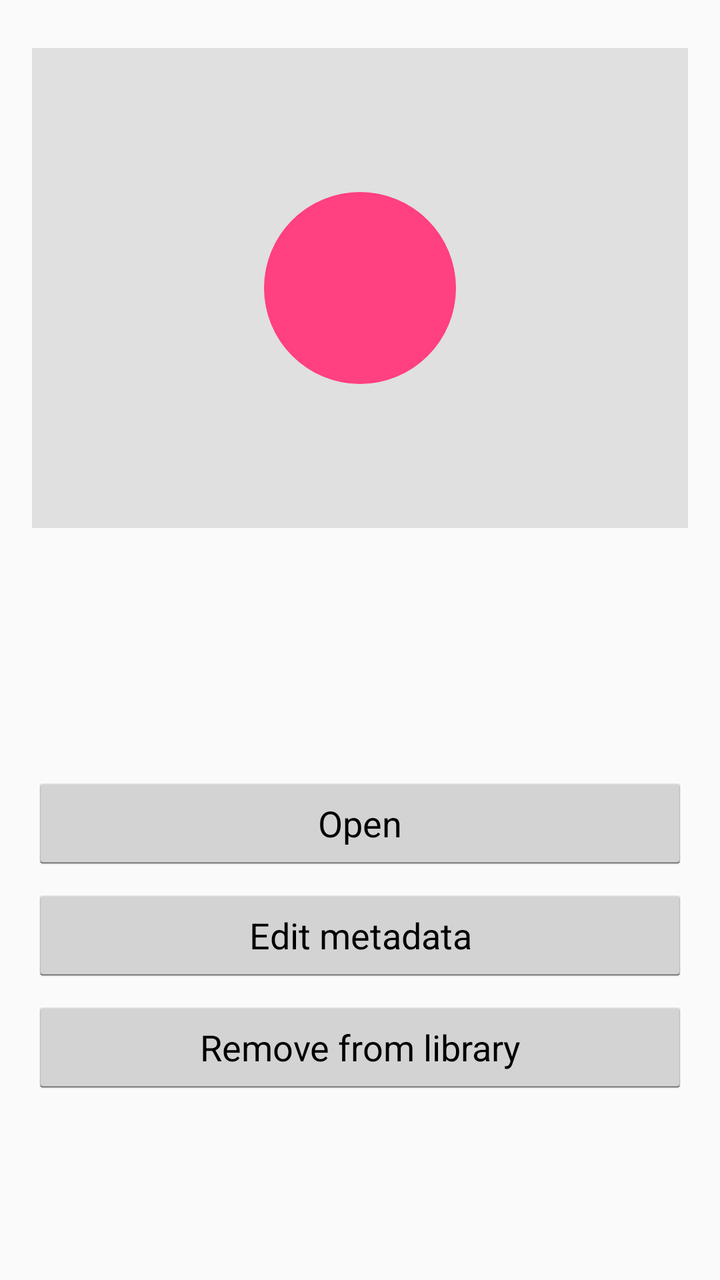
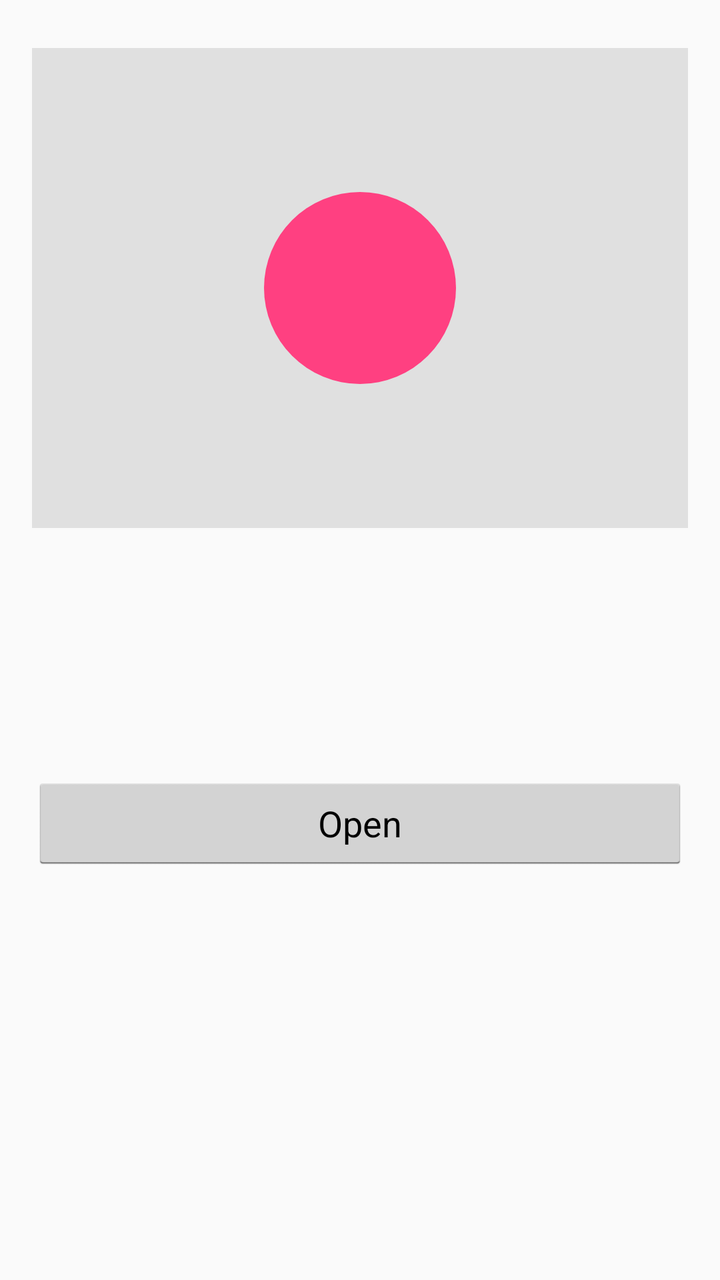

Screens rendered from an Android XML layout before and after an edit, with the pre-edit source and the edit as a unified diff.
<!-- AndroidManifest.xml: application theme AppTheme -->
<!-- res/layout/activity_detail.xml -->
<?xml version="1.0" encoding="utf-8"?>
<ScrollView xmlns:android="http://schemas.android.com/apk/res/android"
    android:layout_width="match_parent"
    android:layout_height="match_parent">

    <LinearLayout
        android:layout_width="match_parent"
        android:layout_height="wrap_content"
        android:orientation="vertical"
        android:padding="16dp">

        
        <FrameLayout
            android:layout_width="match_parent"
            android:layout_height="240dp"
            android:layout_marginTop="8dp"
            android:background="@color/cover_bg">

            <TextView
                android:id="@+id/detail_initial"
                android:layout_width="96dp"
                android:layout_height="96dp"
                android:layout_gravity="center"
                android:gravity="center"
                android:textColor="@color/white"
                android:background="@drawable/bg_circle"
                android:textSize="40sp"
                android:textStyle="bold" />

            <ImageView
                android:id="@+id/detail_cover"
                android:layout_width="match_parent"
                android:layout_height="match_parent"
                android:scaleType="fitCenter"
                android:contentDescription="Cover" />
        </FrameLayout>

        <TextView
            android:id="@+id/detail_title"
            android:layout_width="match_parent"
            android:layout_height="wrap_content"
            android:textSize="22sp"
            android:textStyle="bold"
            android:textColor="#202020" />

        <TextView
            android:id="@+id/detail_author"
            android:layout_width="match_parent"
            android:layout_height="wrap_content"
            android:textSize="15sp"
            android:textColor="#606060"
            android:layout_marginTop="4dp" />

        <TextView
            android:id="@+id/detail_file"
            android:layout_width="match_parent"
            android:layout_height="wrap_content"
            android:textSize="12sp"
            android:textColor="#909090"
            android:layout_marginTop="4dp" />

        <TextView
            android:id="@+id/detail_other"
            android:layout_width="match_parent"
            android:layout_height="wrap_content"
            android:textSize="13sp"
            android:textColor="#707070"
            android:layout_marginTop="8dp" />

        <Button
            android:id="@+id/btn_open"
            android:layout_width="match_parent"
            android:layout_height="wrap_content"
            android:text="@string/open"
            android:layout_marginTop="24dp" />

        <Button
            android:id="@+id/btn_edit"
            android:layout_width="match_parent"
            android:layout_height="wrap_content"
            android:text="@string/edit_meta"
            android:layout_marginTop="8dp" />

        <Button
            android:id="@+id/btn_delete"
            android:layout_width="match_parent"
            android:layout_height="wrap_content"
            android:text="@string/delete"
            android:layout_marginTop="8dp" />
    </LinearLayout>
</ScrollView>
<!-- resources referenced by this layout -->
<resources>
  <color name="cover_bg">#E0E0E0</color>
  <color name="white">#FFFFFF</color>
  <!-- drawable bg_circle (drawable) -->
  <?xml version="1.0" encoding="utf-8"?>
  <shape xmlns:android="http://schemas.android.com/apk/res/android"
      android:shape="oval">
      <solid android:color="@color/colorAccent" />
  </shape>
  <string name="delete">Remove from library</string>
  <string name="edit_meta">Edit metadata</string>
  <string name="open">Open</string>
  <style name="AppTheme" parent="android:Theme.Holo.Light">
          <item name="android:windowBackground">@color/windowBackground</item>
      </style>
  <color name="colorAccent">#FF4081</color>
  <color name="windowBackground">#FAFAFA</color>
</resources>

<!-- the commit's change to res/layout/activity_detail.xml (unified diff, before → after) -->
@@ -67,25 +67,12 @@
             android:textColor="#707070"
             android:layout_marginTop="8dp" />
 
+        
         <Button
             android:id="@+id/btn_open"
             android:layout_width="match_parent"
             android:layout_height="wrap_content"
             android:text="@string/open"
             android:layout_marginTop="24dp" />
-
-        <Button
-            android:id="@+id/btn_edit"
-            android:layout_width="match_parent"
-            android:layout_height="wrap_content"
-            android:text="@string/edit_meta"
-            android:layout_marginTop="8dp" />
-
-        <Button
-            android:id="@+id/btn_delete"
-            android:layout_width="match_parent"
-            android:layout_height="wrap_content"
-            android:text="@string/delete"
-            android:layout_marginTop="8dp" />
     </LinearLayout>
 </ScrollView>
<!-- resource entries referenced after the edit -->
@@ -8,8 +8,6 @@
       android:shape="oval">
       <solid android:color="@color/colorAccent" />
   </shape>
-  <string name="delete">Remove from library</string>
-  <string name="edit_meta">Edit metadata</string>
   <string name="open">Open</string>
   <style name="AppTheme" parent="android:Theme.Holo.Light">
           <item name="android:windowBackground">@color/windowBackground</item>
